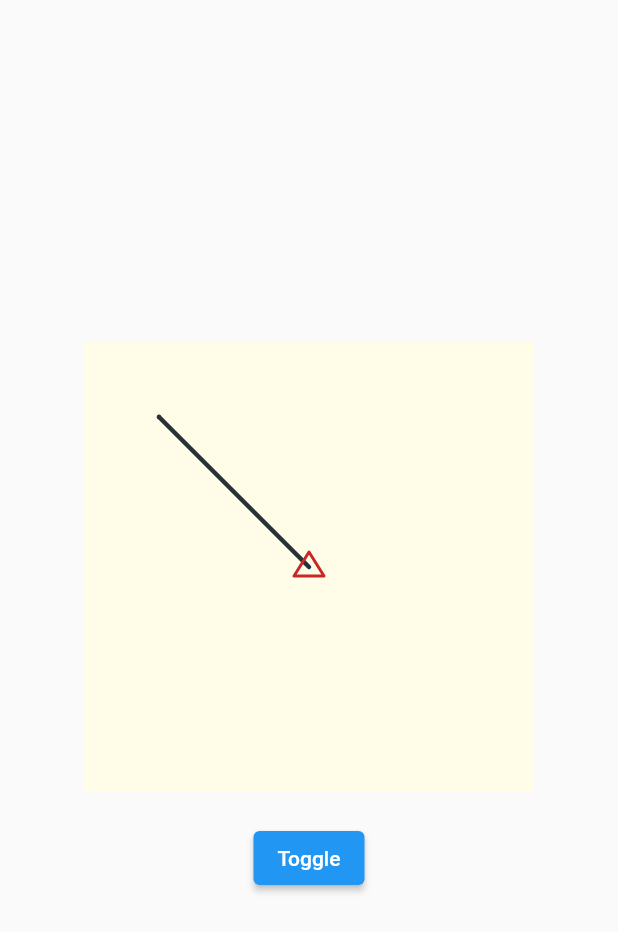
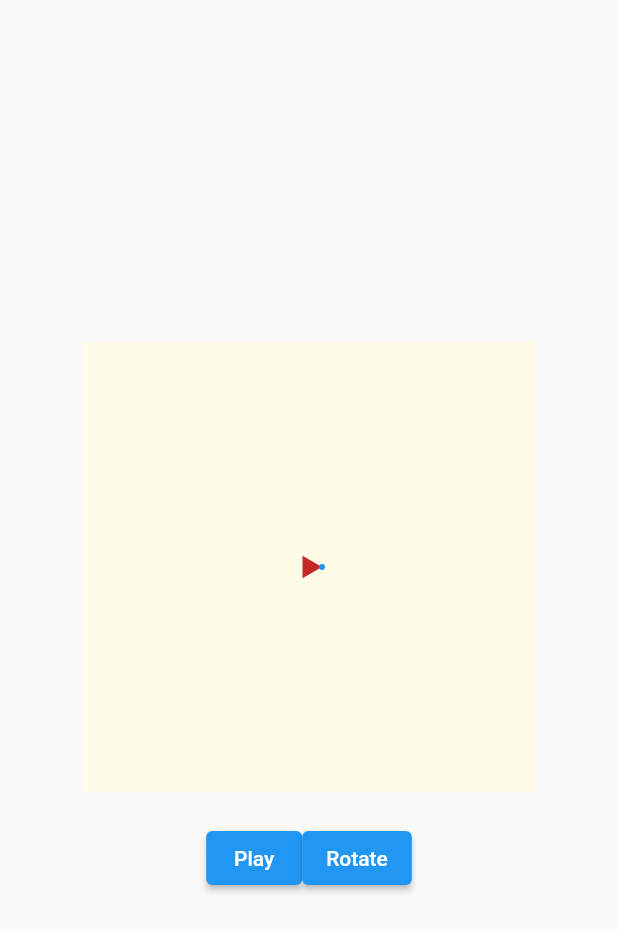
Before and after one commit to GiacomoPignoni/turtle_game, a Flutter app: the screen it shows after launch, on a phone screen of 412 x 824 dp. Shown: the top 932 px of the screen. Run offline on Flutter 3.47's test engine with Material 2 defaults, Android fonts, the light colour scheme and no system bars.

Commit message:
Some improvement with the turtle canvas

```diff
--- a/lib/main.dart
+++ b/lib/main.dart
@@ -1,5 +1,10 @@
 import 'package:flutter/material.dart';
-import 'package:turtle_game/turtle_canvas.dart';
+import 'package:provider/provider.dart';
+import 'package:turtle_game/turtle_canvas/turtle_canvas.dart';
+import 'package:turtle_game/turtle_canvas/turtle_canvas_controller.dart';
+import 'package:turtle_game/turtle_commands.dart';
+import 'package:turtle_game/turtle_orientation.dart';
+import 'package:turtle_game/turtle_path.dart';
 
 void main() {
   runApp(const MyApp());
@@ -27,25 +32,39 @@ class MyHomePage extends StatefulWidget {
 }
 
 class _MyHomePageState extends State<MyHomePage> {
-  final turtleCanvasKey = GlobalKey<TurtleCanvasState>();
-
   @override
   Widget build(BuildContext context) {
+    return MultiProvider(
+      providers: [
+        Provider(create: (_) => TurtleCanvasController())
+      ],
+      builder: (context, child) {
         return Scaffold(
           body: Center(
             child: Column(
               mainAxisAlignment: MainAxisAlignment.center,
               children: [
                 TurtleCanvas(
-              key: turtleCanvasKey,
+                  controller: Provider.of<TurtleCanvasController>(context),
                 ),
                 Padding(
                   padding: const EdgeInsets.only(top: 20),
-              child: ElevatedButton(
+                  child: Row(
+                    mainAxisAlignment: MainAxisAlignment.center,
+                    children: [
+                      ElevatedButton(
                         onPressed: () {
-                  turtleCanvasKey.currentState?.toggle();
+                          Provider.of<TurtleCommands>(context, listen: false).play();
                         },
-                child: const Text("Toggle")
+                        child: const Text("Play")
+                      ),
+                      ElevatedButton(
+                        onPressed: () {
+                          Provider.of<TurtleOrientation>(context, listen: false).rotate(90);
+                        },
+                        child: const Text("Rotate")
+                      ),
+                    ],
                   ),
                 )
               ],
@@ -53,4 +72,6 @@ class _MyHomePageState extends State<MyHomePage> {
           ),
         );
       }
+    );
   }
+}
--- /dev/null
+++ b/lib/models/commands.dart
@@ -0,0 +1,15 @@
+class Command {
+
+}
+
+class Forward extends Command {
+  int value;
+
+  Forward(this.value);
+}
+
+class Rotate extends Command {
+  double rotationValue;
+
+  Rotate(this.rotationValue);
+}
--- /dev/null
+++ b/lib/turtle_canvas/turtle_canvas.dart
@@ -0,0 +1,46 @@
+import 'package:flutter/material.dart';
+import 'package:turtle_game/turtle_canvas/turtle_canvas_controller.dart';
+import 'package:turtle_game/turtle_canvas/turtle_canvas_painter.dart';
+
+class TurtleCanvas extends StatefulWidget {
+  final TurtleCanvasController controller;
+
+  const TurtleCanvas({
+    required this.controller,
+    Key? key
+  }) : super(key: key);
+
+  @override
+  State<TurtleCanvas> createState() => TurtleCanvasState();
+}
+
+class TurtleCanvasState extends State<TurtleCanvas> with TickerProviderStateMixin {
+  @override
+  void initState() {
+    widget.controller.inizializeAnimation(this, const Duration(milliseconds: 1000));
+    super.initState();
+  }
+
+  @override
+  Widget build(BuildContext context) {
+    return Container(
+      width: 300,
+      height: 300,
+      color: Colors.yellow[50],
+      child: AnimatedBuilder(
+        animation: widget.controller.painterAnimation,
+        builder: (context, snapshot) {
+          return CustomPaint(
+            painter: TurtleCanvasPainter(
+              animationProgress: widget.controller.painterAnimation.value,
+              staticPath: Path(),
+              animatedPath: Path(),
+              turtleAngle: 0,
+              toTurtleAngle: 0
+            )
+          );
+        }
+      ),
+    );
+  }
+}
--- /dev/null
+++ b/lib/turtle_canvas/turtle_canvas_controller.dart
@@ -0,0 +1,50 @@
+import 'dart:async';
+
+import 'package:flutter/cupertino.dart';
+import 'package:turtle_game/models/commands.dart';
+
+class TurtleCanvasController {
+  bool _animationInizialized = false;
+  late final AnimationController _animationController;
+  late final Animation<double> painterAnimation;
+
+  final StreamController<void> _animationCompleted = StreamController<void>();
+
+  bool _running = false;
+
+  inizializeAnimation(TickerProvider tickerProvider, Duration duration) {
+    if(_animationInizialized == false) {
+      _animationController = AnimationController(
+        vsync: tickerProvider,
+        duration: duration,
+      );
+
+      _animationController.addStatusListener((newState) {
+        if(newState == AnimationStatus.completed) {
+          _animationCompleted.add(null);
+        }
+      });
+
+      painterAnimation = Tween<double>(begin: 0, end: 1).animate(_animationController);
+
+      _animationInizialized = true;
+    }
+  }
+
+  play(List<Command> commands) async {
+    if(_running == false) {
+      _running = true;
+
+      for(final command in commands) {
+        switch(command.runtimeType) {
+          case Forward:
+            break;
+          case Rotate:
+            break;
+        }
+
+        await _animationCompleted.stream.single;
+      }
+    }
+  }
+}
--- a/lib/turtle_canvas.dart
+++ b/lib/turtle_canvas/turtle_canvas_painter.dart
@@ -1,60 +1,20 @@
+import 'dart:math';
 import 'dart:ui';
 import 'package:flutter/material.dart';
 
-class TurtleCanvas extends StatefulWidget {
-  const TurtleCanvas({Key? key}) : super(key: key);
-
-  @override
-  State<TurtleCanvas> createState() => TurtleCanvasState();
-}
-
-class TurtleCanvasState extends State<TurtleCanvas> with TickerProviderStateMixin {
-  late final _controller = AnimationController(
-    vsync: this,
-    duration: const Duration(milliseconds: 500),
-  );
-
-  late final _painterAnimation = Tween<double>(begin: 0, end: 1).animate(_controller);
-
-  @override
-  Widget build(BuildContext context) {
-    return Container(
-      width: 300,
-      height: 300,
-      color: Colors.yellow[50],
-      child: AnimatedBuilder(
-        animation: _painterAnimation,
-        builder: (context, snapshot) {
-          return CustomPaint(
-            painter: TurtleCanvasPainter(
-              staticPath: Path()..moveTo(150, 150)..lineTo(50, 50),
-              animatedPath: Path()..moveTo(50, 50)..lineTo(100, 0),
-              animationProgress: _painterAnimation.value
-            )
-          );
-        }
-      ),
-    );
-  }
-
-  toggle() {
-    if(_controller.isCompleted) {
-      _controller.reverse();
-    } else {
-      _controller.forward();
-    }
-  }
-}
-
 class TurtleCanvasPainter extends CustomPainter {
+  final double animationProgress;
   final Path staticPath;
-  final Path animatedPath;
-  final double animationProgress;
+  final Path? animatedPath;
+  final double turtleAngle;
+  final double toTurtleAngle;
 
   TurtleCanvasPainter({
+    required this.animationProgress,
     required this.staticPath,
     required this.animatedPath,
-    required this.animationProgress
+    required this.turtleAngle,
+    required this.toTurtleAngle
   });
 
   @override
@@ -65,18 +25,30 @@ class TurtleCanvasPainter extends CustomPainter {
       ..strokeWidth = 3
       ..style = PaintingStyle.stroke;
 
-    final partialAnimatedPath = _createAnimatedPath(animatedPath, animationProgress);
-    canvas.drawPath(staticPath, pathPaint);
-    canvas.drawPath(partialAnimatedPath, pathPaint);
+    canvas.drawPath(staticPath.shift(Offset(size.width / 2, size.height / 2)), pathPaint);
 
-    _drawTurtle(canvas, Offset(size.width/2, size.height/2), 45);
+    if(animatedPath != null) {
+      final partialAnimatedPath = _createAnimatedPath(animatedPath!.shift(Offset(size.width / 2, size.height / 2)), animationProgress);
+      canvas.drawPath(partialAnimatedPath, pathPaint);
+    }
+
+    double calculatedTurtleAngle = turtleAngle;
+    // If turtleAngle is differnt from toTurtleAngle I have to animate the rotation
+    if(turtleAngle != toTurtleAngle) {
+      calculatedTurtleAngle = turtleAngle + ((toTurtleAngle - turtleAngle) * animationProgress);
+    }
+    _drawTurtle(canvas, Offset(size.width/2, size.height/2), calculatedTurtleAngle * (pi / 180));
   }
 
-  _drawTurtle(Canvas canvas, Offset position, double angle) {
+  _drawTurtle(Canvas canvas, Offset position, double radianAngle) {
+    const turtleDimension = 15;
+    final radius = turtleDimension / sqrt(3);
+
+    final fronPoint = Offset(radius * cos(radianAngle) + position.dx, radius * sin(radianAngle) + position.dy);
     final path = Path()
-      ..moveTo(position.dx - 10, position.dy + 6)
-      ..lineTo(position.dx + 10, position.dy + 6)
-      ..lineTo(position.dx, position.dy - 10)
+      ..moveTo(fronPoint.dx, fronPoint.dy)
+      ..lineTo(radius * cos(radianAngle + (4 * pi / 3)) + position.dx, radius * sin(radianAngle + (4 * pi / 3)) + position.dy)
+      ..lineTo(radius * cos(radianAngle + (2 * pi / 3)) + position.dx, radius * sin(radianAngle + (2 * pi / 3)) + position.dy)
       ..close();
 
     final turtlePaint = Paint()
@@ -84,9 +56,13 @@ class TurtleCanvasPainter extends CustomPainter {
       ..strokeCap = StrokeCap.round
       ..strokeJoin = StrokeJoin.round
       ..strokeWidth = 2
-      ..style = PaintingStyle.stroke;
+      ..style = PaintingStyle.fill;
+
+    final frontPointPaint = Paint()
+      ..color = Colors.blue;
 
     canvas.drawPath(path, turtlePaint);
+    canvas.drawCircle(fronPoint, 2, frontPointPaint);
   }
 
   Path _createAnimatedPath(Path originalPath, double animationPercent) {
--- /dev/null
+++ b/lib/turtle_commands.dart
@@ -0,0 +1,38 @@
+
+import 'dart:math';
+
+import 'package:flutter/cupertino.dart';
+import 'package:turtle_game/models/commands.dart';
+import 'package:turtle_game/turtle_orientation.dart';
+import 'package:turtle_game/turtle_path.dart';
+
+class TurtleCommands extends ChangeNotifier {
+  final TurtlePath _turtlePath;
+  final TurtleOrientation _turtleOrientation;
+
+  final List<Command> commands = [
+    Forward(50),
+    Rotate(90),
+    Forward(50)
+  ];
+
+  TurtleCommands(
+    this._turtlePath,
+    this._turtleOrientation
+  );
+
+  play() async {
+    for(final command in commands) {
+      switch(command.runtimeType) {
+        case Forward:
+          _turtlePath.forward((command as Forward).value);
+          break;
+        case Rotate:
+          _turtleOrientation.rotate((command as Rotate).rotationValue);
+          break;
+      }
+
+      await Future.delayed(const Duration(seconds: 1));
+    }
+  }
+}
--- /dev/null
+++ b/lib/turtle_orientation.dart
@@ -0,0 +1,12 @@
+import 'package:flutter/cupertino.dart';
+
+class TurtleOrientation extends ChangeNotifier {
+  double _angle = 0;
+
+  double get angle => _angle;
+
+  rotate(double rotationValue) {
+    _angle += rotationValue;
+    notifyListeners();
+  }
+}
```
Also changed, not shown: lib/turtle_path.dart (added, +35 -0 lines), pubspec.yaml (+2 -68 lines), pubspec.lock. Lines whose indentation alone changed are shown as unchanged.
